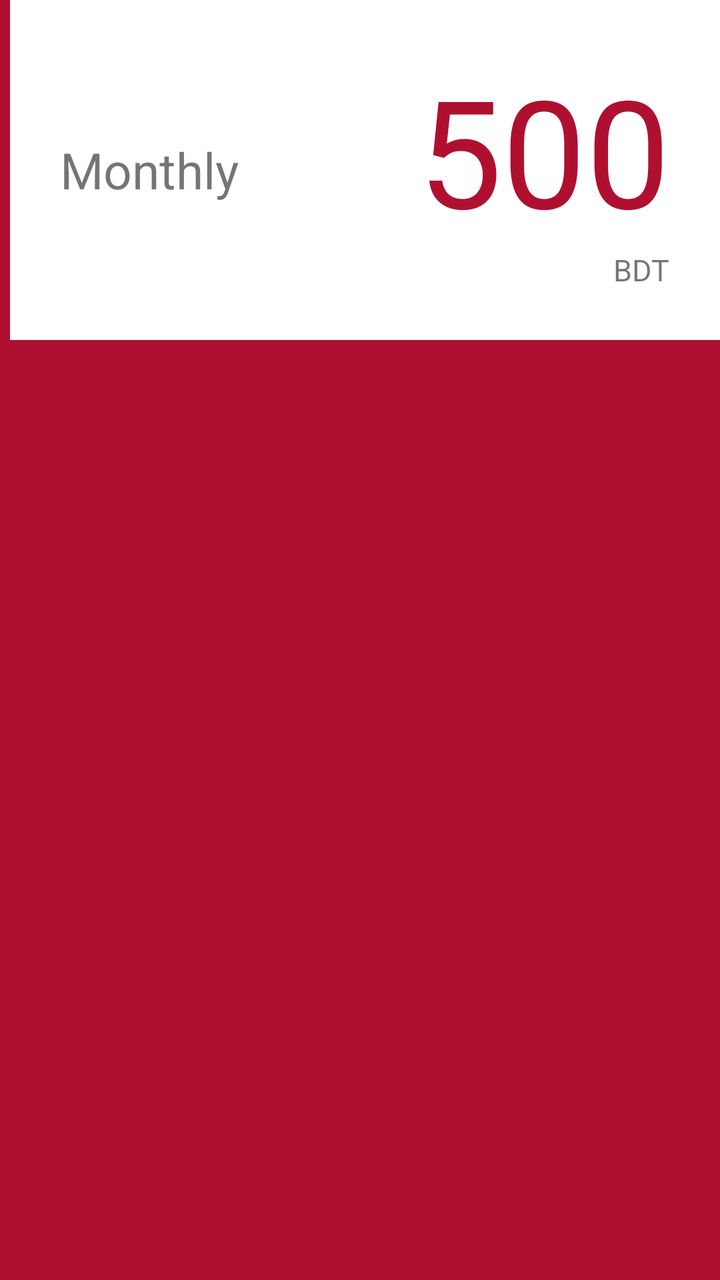
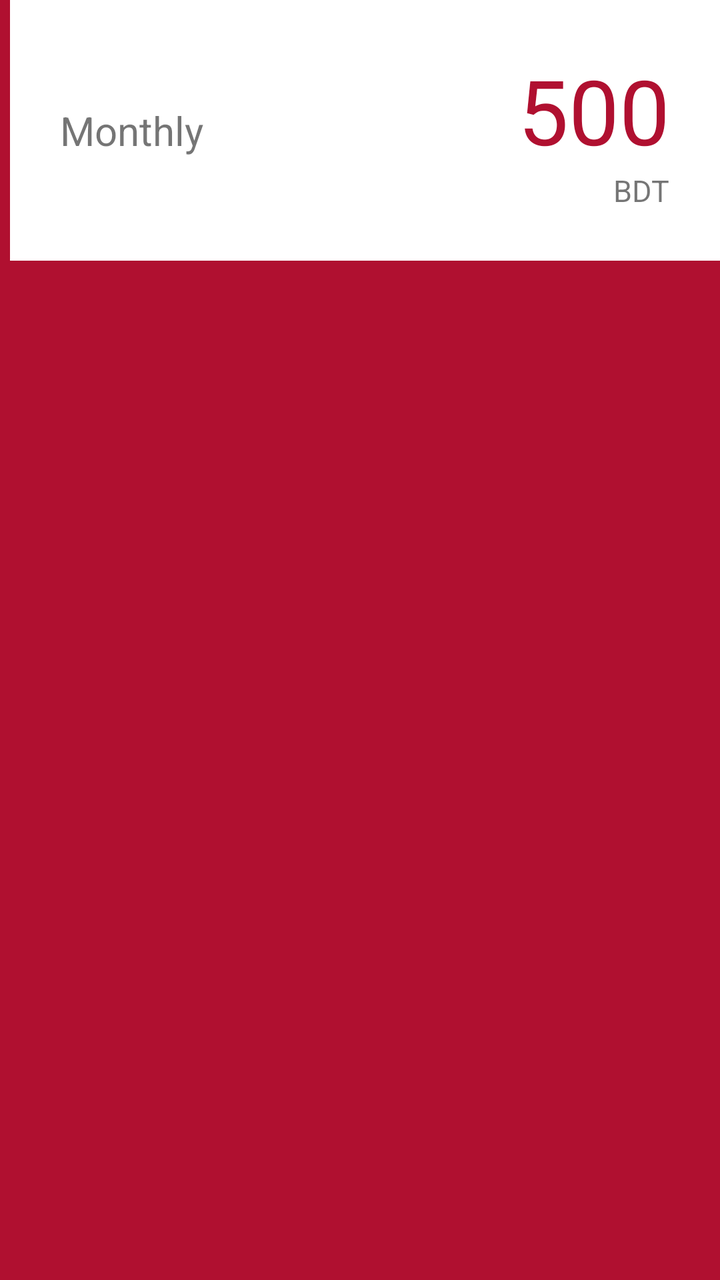

Screens rendered from an Android XML layout before and after an edit, with the pre-edit source and the edit as a unified diff.
<!-- AndroidManifest.xml: application theme AppTheme -->
<!-- res/layout/item_subscription.xml -->
<?xml version="1.0" encoding="utf-8"?>
<LinearLayout xmlns:android="http://schemas.android.com/apk/res/android" xmlns:app="http://schemas.android.com/apk/res-auto"
    android:id="@+id/item_layout"
    android:orientation="vertical"
    android:background="@color/colorPrimary"
    android:layout_marginBottom="5dp"
    android:layout_width="match_parent"
    android:layout_height="wrap_content">

    <RelativeLayout
        android:padding="25dp"
        android:layout_marginStart="5dp"
        android:background="@color/colorWhite"
        android:layout_width="match_parent"
        android:layout_height="wrap_content">
        <TextView
            android:id="@+id/item_name"
            android:textSize="25sp"
            android:singleLine="true"
            android:text="Monthly"
            android:layout_centerVertical="true"
            android:layout_width="wrap_content"
            android:layout_height="wrap_content"/>
        <LinearLayout
            android:orientation="vertical"
            android:layout_alignParentEnd="true"
            android:layout_centerVertical="true"
            android:layout_width="wrap_content"
            android:layout_height="wrap_content">
            <TextView
                android:id="@+id/item_price"
                android:textSize="75sp"
                android:singleLine="true"
                android:text="500"
                android:textColor="@color/colorPrimary"
                android:layout_width="wrap_content"
                android:layout_height="wrap_content"/>
            <TextView
                android:id="@+id/item_time"
                android:textSize="15sp"
                android:singleLine="true"
                android:text="BDT"
                android:layout_gravity="end"
                android:layout_width="wrap_content"
                android:layout_height="wrap_content"/>
        </LinearLayout>
    </RelativeLayout>

</LinearLayout>
<!-- resources referenced by this layout -->
<resources>
  <color name="colorPrimary">#B01030</color>
  <color name="colorWhite">#FFFFFF</color>
  <style name="AppTheme" parent="Theme.MaterialComponents.DayNight.NoActionBar">
          
          
          <item name="colorPrimary">@color/colorPrimary</item>
          <item name="colorPrimaryDark">@color/colorPrimaryDark</item>
          <item name="colorAccent">@color/colorAccent</item>
      </style>
  <color name="colorPrimaryDark">#530918</color>
  <color name="colorAccent">#450D18</color>
</resources>

<!-- the commit's change to res/layout/item_subscription.xml (unified diff, before → after) -->
@@ -15,7 +15,7 @@
         android:layout_height="wrap_content">
         <TextView
             android:id="@+id/item_name"
-            android:textSize="25sp"
+            android:textSize="20sp"
             android:singleLine="true"
             android:text="Monthly"
             android:layout_centerVertical="true"
@@ -29,7 +29,7 @@
             android:layout_height="wrap_content">
             <TextView
                 android:id="@+id/item_price"
-                android:textSize="75sp"
+                android:textSize="45sp"
                 android:singleLine="true"
                 android:text="500"
                 android:textColor="@color/colorPrimary"
